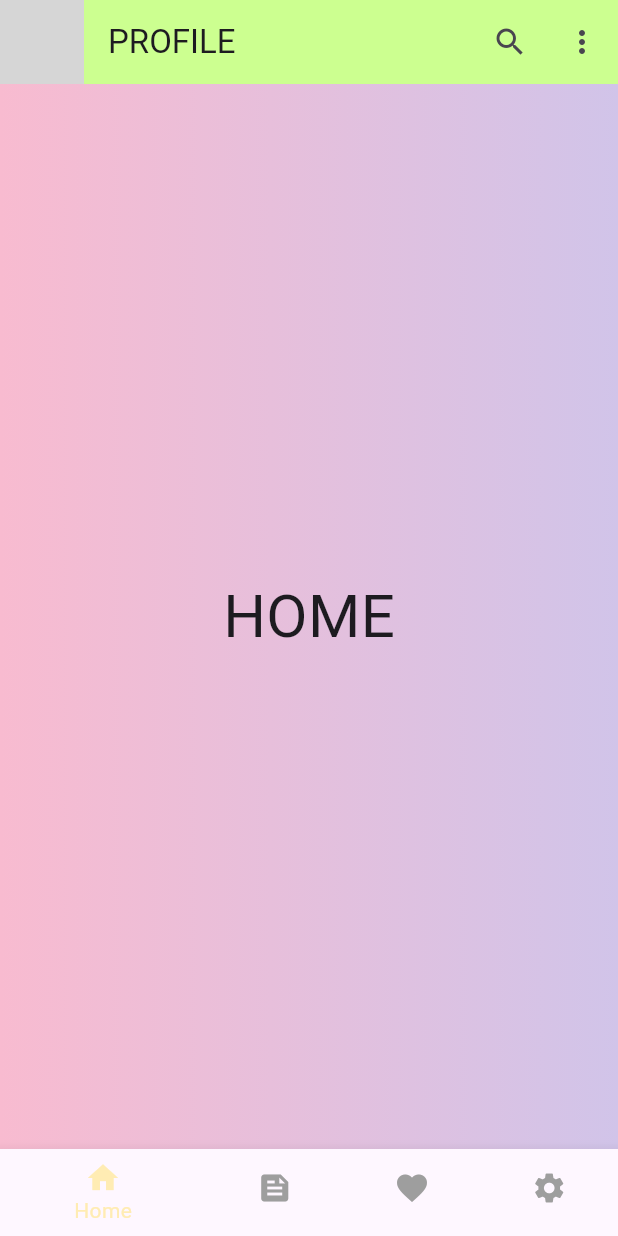
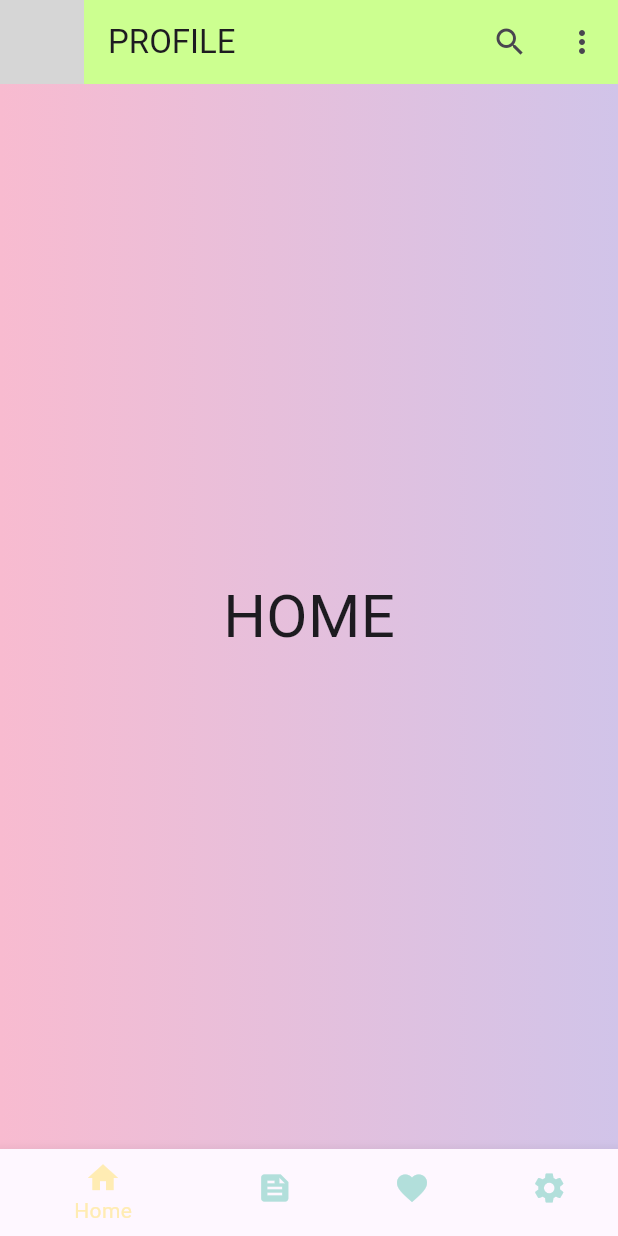
Before and after one commit to AdityaTyagi0304/demoprofile, a Flutter app: the screen it shows after launch, on a phone screen of 412 x 824 dp. Run offline on Flutter 3.47's test engine with Material 3 defaults, Android fonts, the phone set to English and light mode, and no system bars; network calls fail; grey boxes are pictures that could not be loaded.

Commit message:
second commit

```diff
--- a/lib/main.dart
+++ b/lib/main.dart
@@ -116,7 +116,7 @@ class _HomeScreenState extends State<HomeScreen>{
       bottomNavigationBar: MediaQuery.of(context).size.width<640?
       BottomNavigationBar(
         currentIndex: _selectedIndex,
-        unselectedItemColor: Colors.grey,
+        unselectedItemColor: Colors.teal.shade100,
         selectedItemColor: Colors.amber.shade100,
         onTap: (int index){
           setState(() {
```
